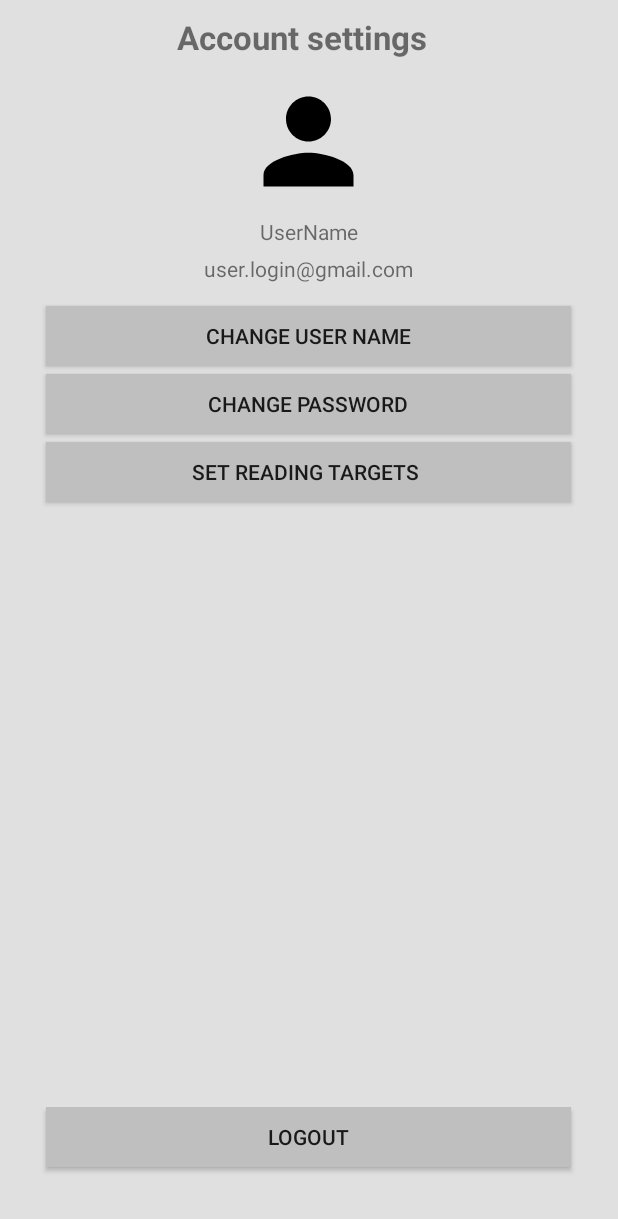
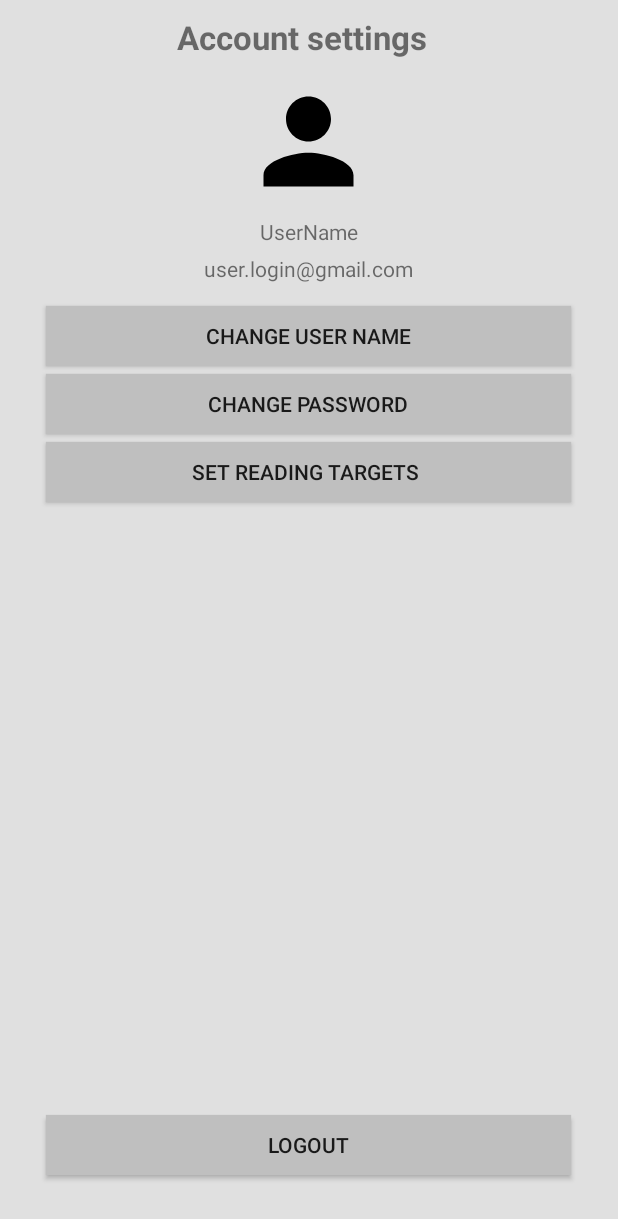
Before and after one commit to xpureheroinex/prp, an Android app: the layout settings.xml on its own in the app's theme, with its tools: preview values and no code run, on a phone screen of 412 x 824 dp. Shown: the top 1219 px of the screen. Run offline under Robolectric (Android 15) with nearby library versions, the phone set to English and light mode, and no system bars.

```diff
--- a/android/app/src/main/java/com/example/bookspace/StatisticMonth.java
+++ b/android/app/src/main/java/com/example/bookspace/StatisticMonth.java
@@ -12,6 +12,6 @@ public class StatisticMonth extends Fragment {
     @Nullable
     @Override
     public View onCreateView(@NonNull LayoutInflater inflater, @Nullable ViewGroup container, @Nullable Bundle savedInstanceState) {
-        return inflater.inflate(R.layout.statisticMonth,container,false);
+        return inflater.inflate(R.layout.statistic_month,container,false);
     }
 }
--- a/android/app/src/main/java/com/example/bookspace/StatisticWeek.java
+++ b/android/app/src/main/java/com/example/bookspace/StatisticWeek.java
@@ -12,6 +12,6 @@ public class StatisticWeek extends Fragment {
     @Nullable
     @Override
     public View onCreateView(@NonNull LayoutInflater inflater, @Nullable ViewGroup container, @Nullable Bundle savedInstanceState) {
-        return inflater.inflate(R.layout.statisticWeek,container,false);
+        return inflater.inflate(R.layout.statistic_week,container,false);
     }
 }
--- a/android/app/src/main/java/com/example/bookspace/StatisticYear.java
+++ b/android/app/src/main/java/com/example/bookspace/StatisticYear.java
@@ -12,6 +12,6 @@ public class StatisticYear extends Fragment {
     @Nullable
     @Override
     public View onCreateView(@NonNull LayoutInflater inflater, @Nullable ViewGroup container, @Nullable Bundle savedInstanceState) {
-        return inflater.inflate(R.layout.statisticYear,container,false);
+        return inflater.inflate(R.layout.statistic_year,container,false);
     }
 }
--- a/android/app/src/main/res/layout/settings.xml
+++ b/android/app/src/main/res/layout/settings.xml
@@ -110,6 +110,7 @@
             android:layout_width="350dp"
             android:layout_height="40dp"
             android:layout_gravity="center"
+            android:layout_marginTop="5dp"
             android:layout_marginBottom="5dp"
             android:background="#BFBFBF"
             android:text="Logout"
```
Also changed, not shown: android/app/src/main/res/layout/statistic_month.xml (renamed from android/app/src/main/res/layout/statisticMonth.xml), android/app/src/main/res/layout/statistic_week.xml (renamed from android/app/src/main/res/layout/statisticWeek.xml), android/app/src/main/res/layout/statistic_year.xml (renamed from android/app/src/main/res/layout/statisticYear.xml).
